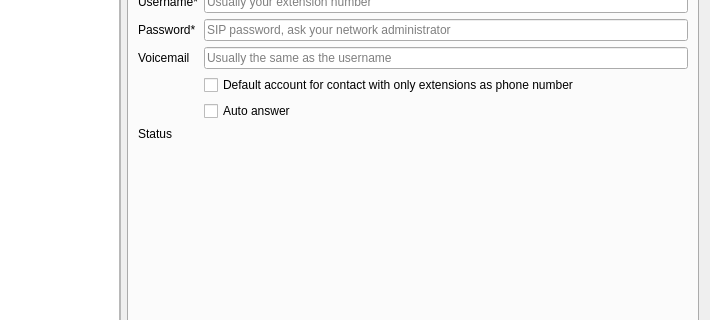
Old version of the form src/conf/dlgaccountsbase.ui in the repository KDE/ring-kde; both pictures show x 148 to 858 and y 139 to 459 of the 858 by 566 pixel window.
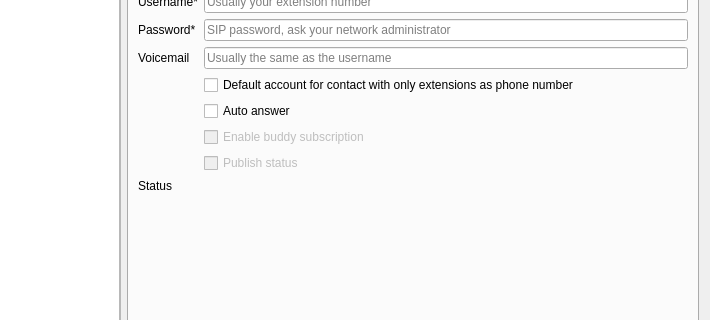
New version of the form. Custom widgets are drawn as their Qt base class.

```diff
--- a/src/conf/dlgaccountsbase.ui
+++ b/src/conf/dlgaccountsbase.ui
@@ -378,14 +378,14 @@
               </property>
              </widget>
             </item>
-            <item row="8" column="0">
+            <item row="10" column="0">
              <widget class="QLabel" name="label7_state">
               <property name="text">
                <string>Status</string>
               </property>
              </widget>
             </item>
-            <item row="8" column="1">
+            <item row="10" column="1">
              <widget class="QLabel" name="edit7_state">
               <property name="sizePolicy">
                <sizepolicy hsizetype="Expanding" vsizetype="Preferred">
@@ -404,6 +404,29 @@
               </property>
              </widget>
             </item>
+            <item row="8" column="1">
+             <widget class="QCheckBox" name="checkBox">
+              <property name="enabled">
+               <bool>false</bool>
+              </property>
+              <property name="text">
+               <string>Enable buddy subscription</string>
+              </property>
+             </widget>
+            </item>
+            <item row="9" column="1">
+             <widget class="QCheckBox" name="checkBox_2">
+              <property name="enabled">
+               <bool>false</bool>
+              </property>
+              <property name="text">
+               <string>Publish status</string>
+              </property>
+              <property name="checkable">
+               <bool>true</bool>
+              </property>
+             </widget>
+            </item>
            </layout>
           </item>
           <item>
```
